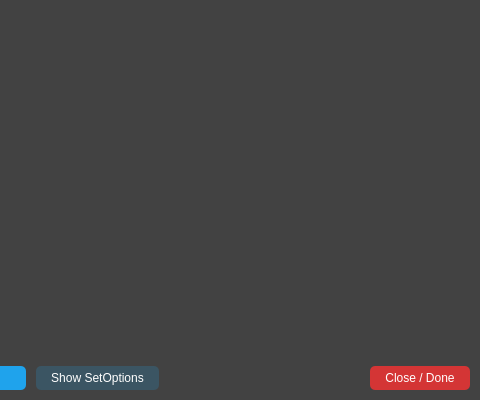
Old version of the form src/gui/deviceoptionswidget.ui in the repository tom-23/TasmoManager; both pictures show x 220 to 700 and y 0 to 400 of the 700 by 400 pixel window.
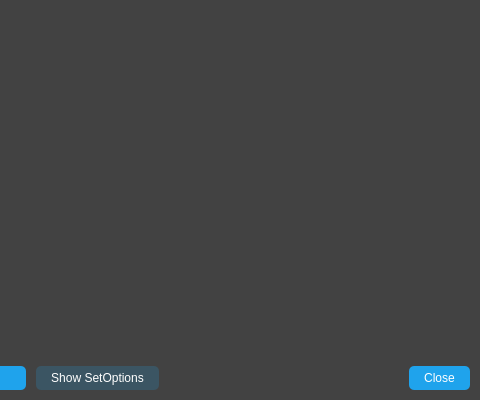
New version of the form. The open tabs and pages were chosen to show the change. Icons and pictures are not drawn. Custom widgets are drawn as their Qt base class.

```diff
--- a/src/gui/deviceoptionswidget.ui
+++ b/src/gui/deviceoptionswidget.ui
@@ -143,10 +143,6 @@
 	background-color: #1FA3EC;
 }
 
-#cancelButton {
-	background-color: #d43535;
-}
-
 #saveChangesButton {
 	background-color: #47c266;
 }
@@ -1175,7 +1171,7 @@
         <item>
          <widget class="QPushButton" name="cancelButton">
           <property name="text">
-           <string>Close / Done</string>
+           <string>Close</string>
           </property>
          </widget>
         </item>
```
Left out of the diff: 18 changed lines with no effect on the pictures.
